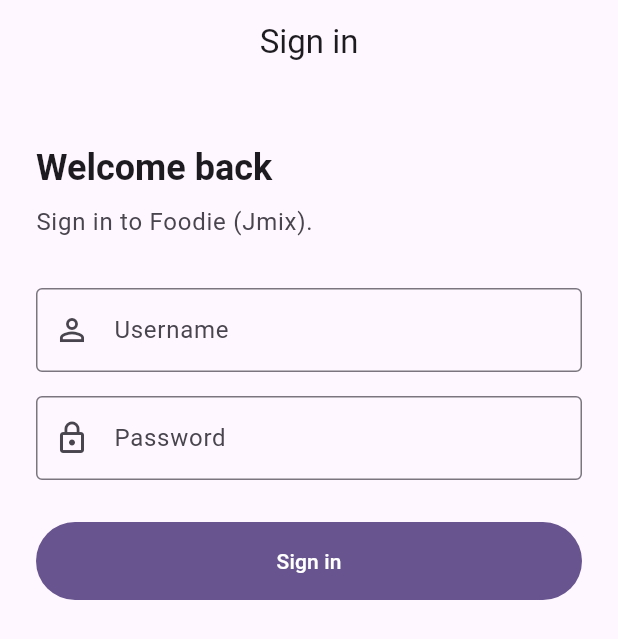
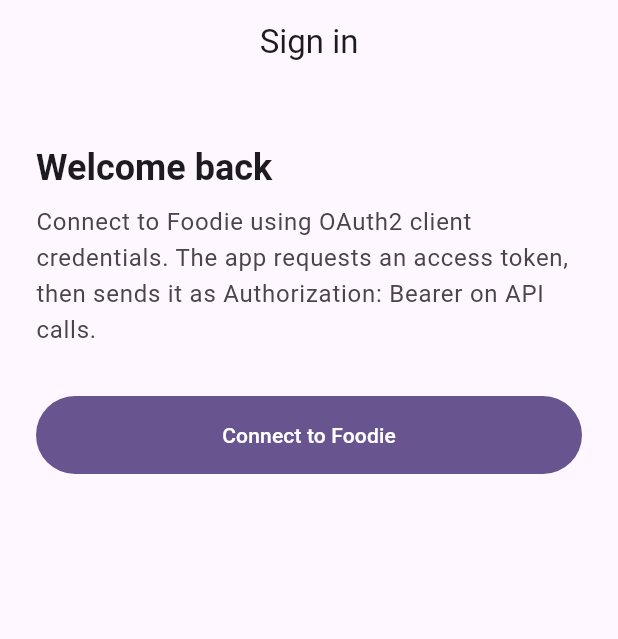
Before and after one commit to danny270793/JMIXViewer, a Flutter app: the screen it shows after launch, on a phone screen of 412 x 824 dp. Shown: the top 639 px of the screen. Run offline on Flutter 3.47's test engine with Material 3 defaults, Android fonts, the phone set to English and light mode, and no system bars; our stand-ins replace dio.

Commit message:
Simplify login to Connect using client credentials only
Made-with: Cursor

```diff
--- a/lib/pages/login_page.dart
+++ b/lib/pages/login_page.dart
@@ -4,7 +4,7 @@ import '../api/jmix/jmix_api_exception.dart';
 import '../auth/foodie_session.dart';
 import 'home_page.dart';
 
-/// Sign-in against the Foodie Jmix backend (OAuth password grant).
+/// Obtains an access token via OAuth2 client credentials, then opens [HomePage].
 class LoginPage extends StatefulWidget {
   const LoginPage({super.key});
 
@@ -13,28 +13,13 @@ class LoginPage extends StatefulWidget {
 }
 
 class _LoginPageState extends State<LoginPage> {
-  final _formKey = GlobalKey<FormState>();
-  final _usernameController = TextEditingController();
-  final _passwordController = TextEditingController();
-
   bool _submitting = false;
 
-  @override
-  void dispose() {
-    _usernameController.dispose();
-    _passwordController.dispose();
-    super.dispose();
-  }
-
-  Future<void> _onSubmit() async {
-    if (!(_formKey.currentState?.validate() ?? false)) return;
+  Future<void> _connect() async {
     FocusScope.of(context).unfocus();
     setState(() => _submitting = true);
     try {
-      await FoodieSession.instance.signInWithPassword(
-        username: _usernameController.text.trim(),
-        password: _passwordController.text,
-      );
+      await FoodieSession.instance.signInWithClientCredentials();
       if (!mounted) return;
       await Navigator.of(context).pushReplacement(
         MaterialPageRoute<void>(builder: (_) => const HomePage()),
@@ -47,7 +32,7 @@ class _LoginPageState extends State<LoginPage> {
     } catch (e) {
       if (!mounted) return;
       ScaffoldMessenger.of(context).showSnackBar(
-        SnackBar(content: Text('Sign-in failed: $e')),
+        SnackBar(content: Text('Connection failed: $e')),
       );
     } finally {
       if (mounted) setState(() => _submitting = false);
@@ -67,8 +52,6 @@ class _LoginPageState extends State<LoginPage> {
       body: SafeArea(
         child: SingleChildScrollView(
           padding: const EdgeInsets.symmetric(horizontal: 24, vertical: 16),
-          child: Form(
-            key: _formKey,
           child: Column(
             crossAxisAlignment: CrossAxisAlignment.stretch,
             children: [
@@ -81,48 +64,16 @@ class _LoginPageState extends State<LoginPage> {
               ),
               const SizedBox(height: 8),
               Text(
-                  'Sign in to Foodie (Jmix).',
+                'Connect to Foodie using OAuth2 client credentials. '
+                'The app requests an access token, then sends it as '
+                'Authorization: Bearer on API calls.',
                 style: theme.textTheme.bodyLarge?.copyWith(
                   color: colorScheme.onSurfaceVariant,
                 ),
               ),
               const SizedBox(height: 32),
-                TextFormField(
-                  controller: _usernameController,
-                  keyboardType: TextInputType.text,
-                  textInputAction: TextInputAction.next,
-                  autofillHints: const [AutofillHints.username],
-                  decoration: const InputDecoration(
-                    labelText: 'Username',
-                    border: OutlineInputBorder(),
-                    prefixIcon: Icon(Icons.person_outline),
-                  ),
-                  validator: (value) {
-                    final v = value?.trim() ?? '';
-                    if (v.isEmpty) return 'Enter your username';
-                    return null;
-                  },
-                ),
-                const SizedBox(height: 16),
-                TextFormField(
-                  controller: _passwordController,
-                  obscureText: true,
-                  textInputAction: TextInputAction.done,
-                  onFieldSubmitted: (_) => _onSubmit(),
-                  autofillHints: const [AutofillHints.password],
-                  decoration: const InputDecoration(
-                    labelText: 'Password',
-                    border: OutlineInputBorder(),
-                    prefixIcon: Icon(Icons.lock_outline),
-                  ),
-                  validator: (value) {
-                    if ((value ?? '').isEmpty) return 'Enter your password';
-                    return null;
-                  },
-                ),
-                const SizedBox(height: 28),
               FilledButton(
-                  onPressed: _submitting ? null : _onSubmit,
+                onPressed: _submitting ? null : _connect,
                 style: FilledButton.styleFrom(
                   padding: const EdgeInsets.symmetric(vertical: 16),
                 ),
@@ -132,10 +83,9 @@ class _LoginPageState extends State<LoginPage> {
                         width: 22,
                         child: CircularProgressIndicator(strokeWidth: 2),
                       )
-                      : const Text('Sign in'),
+                    : const Text('Connect to Foodie'),
               ),
             ],
-            ),
           ),
         ),
       ),
```
Lines whose indentation alone changed are shown as unchanged.
